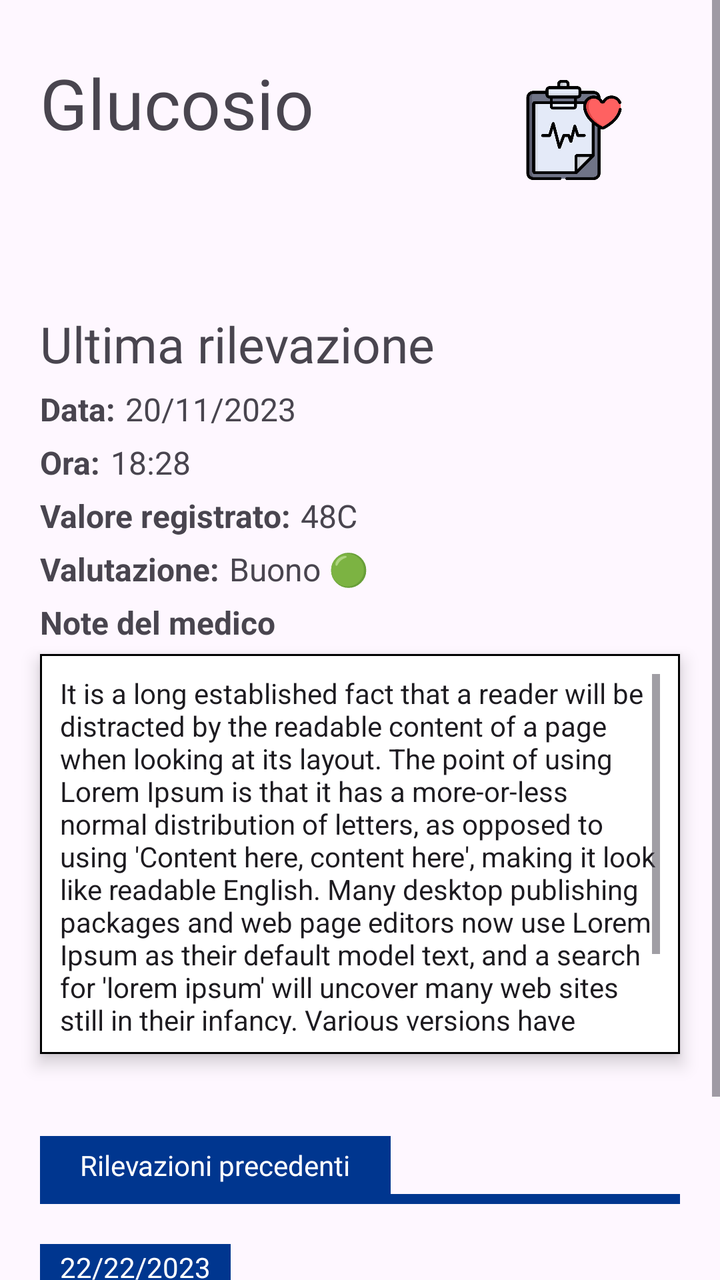
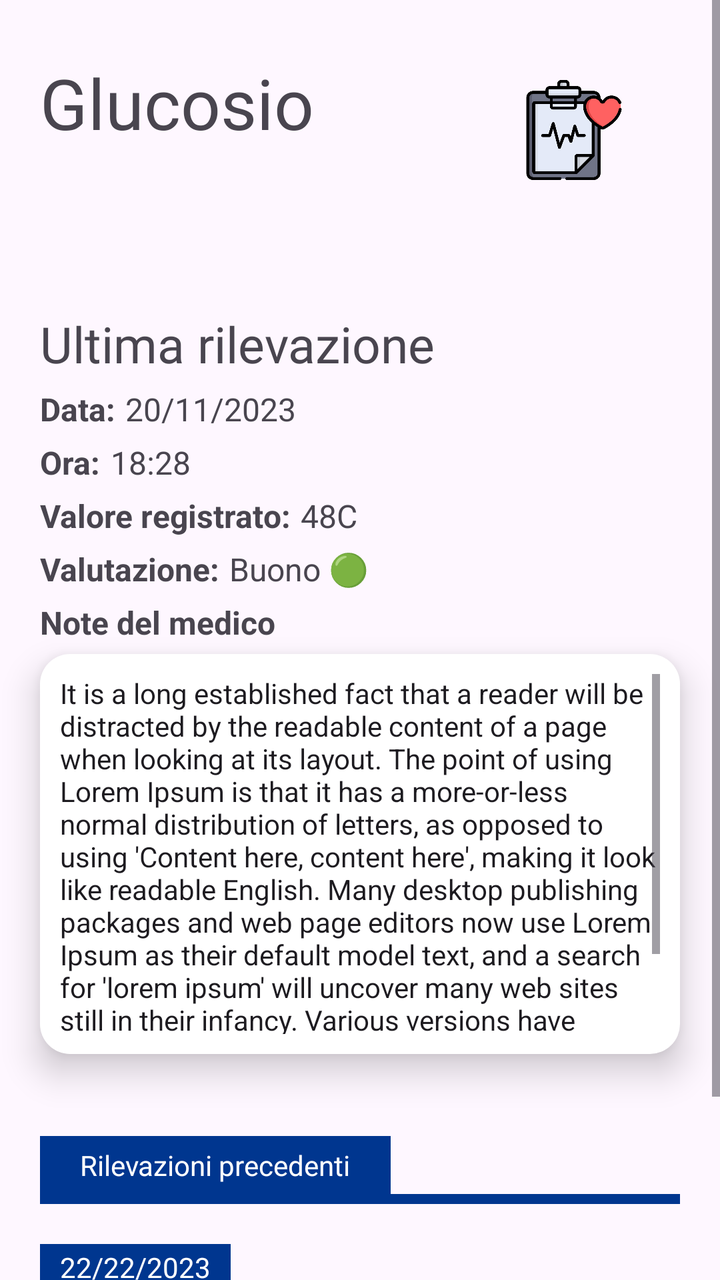

Before-and-after screenshots of an Android layout around one commit, followed by the original layout XML and the change that was made.
<!-- AndroidManifest.xml: application theme Theme.AsilApp -->
<!-- res/layout/fragment_detail_health_history.xml -->
<?xml version="1.0" encoding="utf-8"?>
<ScrollView xmlns:app="http://schemas.android.com/apk/res-auto"
    xmlns:tools="http://schemas.android.com/tools"
    android:layout_width="match_parent"
    android:layout_height="match_parent"
    xmlns:android="http://schemas.android.com/apk/res/android">
<androidx.constraintlayout.widget.ConstraintLayout
    android:layout_width="match_parent"
    android:layout_height="match_parent"
    tools:context=".view.home.DetailHealthHistoryFragment">


    <TextView
        android:id="@+id/detailHealthHistoryTitle"
        android:layout_width="270dp"
        android:layout_height="103dp"
        android:layout_marginLeft="20dp"
        android:layout_marginTop="28dp"
        android:layout_marginRight="20dp"
        android:fontFamily="@font/titillium_web_bold"
        android:text="Glucosio"
        android:textSize="@dimen/textDetailHealthHistoryTitle"
        app:layout_constraintHorizontal_bias="0.0"
        app:layout_constraintLeft_toLeftOf="parent"
        app:layout_constraintRight_toLeftOf="@+id/iconDetailTitle"
        app:layout_constraintTop_toTopOf="parent" />

    <ImageView
        android:id="@+id/iconDetailTitle"
        android:layout_width="50dp"
        android:layout_height="50dp"
        android:layout_marginTop="40dp"
        android:layout_marginRight="48dp"
        android:src="@drawable/medical_history"
        app:layout_constraintRight_toRightOf="parent"
        app:layout_constraintTop_toTopOf="parent">

    </ImageView>

    <TextView
        android:id="@+id/lastRecordHealthHistory"
        android:layout_width="wrap_content"
        android:layout_height="wrap_content"
        android:layout_marginStart="20dp"
        android:layout_marginTop="24dp"
        android:fontFamily="@font/titillium_web_bold"
        android:text="@string/lastRecordHealtHistory"
        android:textSize="25dp"
        app:layout_constraintStart_toStartOf="parent"
        app:layout_constraintTop_toBottomOf="@+id/detailHealthHistoryTitle" />


    <TextView
        android:id="@+id/dateLastRecordHealthHistoryLabel"
        android:layout_width="wrap_content"
        android:layout_height="wrap_content"
        android:layout_marginStart="20dp"
        android:layout_marginTop="5dp"
        android:text="@string/dateLastRecordHealthHistoryLabel"
        android:textSize="@dimen/valueDetailHealthHistory"
        android:textStyle="bold"
        app:layout_constraintStart_toStartOf="parent"
        app:layout_constraintTop_toBottomOf="@+id/lastRecordHealthHistory" />

    <TextView
        android:id="@+id/dateLastRecordHealthHistory"
        android:layout_width="wrap_content"
        android:layout_height="wrap_content"
        android:layout_marginLeft="5dp"
        android:layout_marginTop="5dp"
        android:text="20/11/2023"
        android:textSize="@dimen/valueDetailHealthHistory"
        app:layout_constraintLeft_toRightOf="@+id/dateLastRecordHealthHistoryLabel"
        app:layout_constraintTop_toBottomOf="@+id/lastRecordHealthHistory" />


    <TextView
        android:id="@+id/timeLastRecordHealthHistoryLabel"
        android:layout_width="wrap_content"
        android:layout_height="wrap_content"
        android:layout_marginStart="20dp"
        android:layout_marginTop="5dp"
        android:text="@string/timeLastRecordHealthHistoryLabel"
        android:textSize="@dimen/valueDetailHealthHistory"
        android:textStyle="bold"
        app:layout_constraintStart_toStartOf="parent"
        app:layout_constraintTop_toBottomOf="@+id/dateLastRecordHealthHistory" />

    <TextView
        android:id="@+id/timeLastRecordHealthHistory"
        android:layout_width="wrap_content"
        android:layout_height="wrap_content"
        android:layout_marginLeft="5dp"
        android:layout_marginTop="5dp"
        android:text="18:28"
        android:textSize="@dimen/valueDetailHealthHistory"
        app:layout_constraintLeft_toRightOf="@+id/timeLastRecordHealthHistoryLabel"
        app:layout_constraintTop_toBottomOf="@+id/dateLastRecordHealthHistory" />



    <TextView
        android:id="@+id/valueLastRecordHealthHistoryLabel"
        android:layout_width="wrap_content"
        android:layout_height="wrap_content"
        android:layout_marginStart="20dp"
        android:layout_marginTop="5dp"
        android:text="@string/valueLastRecordHealthHistoryLabel"
        android:textSize="@dimen/valueDetailHealthHistory"
        android:textStyle="bold"
        app:layout_constraintStart_toStartOf="parent"
        app:layout_constraintTop_toBottomOf="@+id/timeLastRecordHealthHistory" />

    <TextView
        android:id="@+id/valueLastRecordHealthHistory"
        android:layout_width="wrap_content"
        android:layout_height="wrap_content"
        android:layout_marginLeft="5dp"
        android:layout_marginTop="5dp"
        android:text="48"
        android:textSize="@dimen/valueDetailHealthHistory"
        app:layout_constraintLeft_toRightOf="@+id/valueLastRecordHealthHistoryLabel"
        app:layout_constraintTop_toBottomOf="@+id/timeLastRecordHealthHistory" />

    <TextView
        android:id="@+id/unityDetaildHealthHistory"
        android:layout_width="wrap_content"
        android:layout_height="wrap_content"
        android:layout_marginLeft="0dp"
        android:layout_marginTop="5dp"
        android:text="@string/unityTemperature"
        android:textSize="@dimen/valueDetailHealthHistory"
        app:layout_constraintLeft_toRightOf="@+id/valueLastRecordHealthHistory"
        app:layout_constraintTop_toBottomOf="@+id/timeLastRecordHealthHistory" />



    <TextView
        android:id="@+id/evalutationLastRecordHealthHistoryLabel"
        android:layout_width="wrap_content"
        android:layout_height="wrap_content"
        android:layout_marginStart="20dp"
        android:layout_marginTop="5dp"
        android:text="@string/evalutationLastRecordHealthHistoryLabel"
        android:textSize="@dimen/valueDetailHealthHistory"
        android:textStyle="bold"
        app:layout_constraintStart_toStartOf="parent"
        app:layout_constraintTop_toBottomOf="@+id/valueLastRecordHealthHistory" />

    <TextView
        android:id="@+id/evalutationLastRecordHealthHistory"
        android:layout_width="wrap_content"
        android:layout_height="wrap_content"
        android:layout_marginLeft="5dp"
        android:layout_marginTop="5dp"
        android:text="Buono 🟢"
        android:textSize="@dimen/valueDetailHealthHistory"
        app:layout_constraintLeft_toRightOf="@+id/evalutationLastRecordHealthHistoryLabel"
        app:layout_constraintTop_toBottomOf="@+id/valueLastRecordHealthHistory" />



    <TextView
        android:id="@+id/doctorNotesLastRecordHealthHistoryLabel"
        android:layout_width="wrap_content"
        android:layout_height="wrap_content"
        android:layout_marginStart="20dp"
        android:layout_marginTop="5dp"
        android:text="@string/doctorNotesLastRecordHealthHistoryLabel"
        android:textSize="@dimen/valueDetailHealthHistory"
        android:textStyle="bold"
        app:layout_constraintStart_toStartOf="parent"
        app:layout_constraintTop_toBottomOf="@+id/evalutationLastRecordHealthHistory" />


    <EditText
        android:id="@+id/doctorNotesLastRecordHealthHistory"
        android:elevation="5dp"
        android:padding="10dp"
        android:layout_width="match_parent"
        android:layout_height="200dp"
        android:layout_marginStart="20dp"
        android:layout_marginTop="5dp"
        android:editable="false"
        android:layout_marginEnd="20dp"
        android:background="@drawable/border"
        android:scrollbarAlwaysDrawHorizontalTrack="false"
        android:scrollbarAlwaysDrawVerticalTrack="false"
        android:scrollbars="vertical"
        android:textSize="@dimen/textSizeDoctorNotes"
        android:text="It is a long established fact that a reader will be distracted by the readable content of a page when looking at its layout. The point of using Lorem Ipsum is that it has a more-or-less normal distribution of letters, as opposed to using 'Content here, content here', making it look like readable English. Many desktop publishing packages and web page editors now use Lorem Ipsum as their default model text, and a search for 'lorem ipsum' will uncover many web sites still in their infancy. Various versions have evolved over the years, sometimes by accident, sometimes on purpose (injected humour and the like)."
        app:layout_constraintEnd_toEndOf="parent"
        app:layout_constraintStart_toStartOf="parent"
        app:layout_constraintTop_toBottomOf="@+id/doctorNotesLastRecordHealthHistoryLabel" />


    <TextView
        android:layout_width="wrap_content"
        app:layout_constraintBottom_toTopOf="@+id/blackLine"
        app:layout_constraintLeft_toLeftOf="parent"
        android:layout_marginLeft="20dp"
        android:textColor="@color/white"
        android:paddingLeft="20dp"
        android:paddingRight="20dp"
        android:paddingTop="5dp"
        android:paddingBottom="5dp"
        android:background="@color/appMainColorDark"
        android:text="Rilevazioni precedenti"
        android:layout_height="wrap_content">
    </TextView>

    <View
        android:id="@+id/blackLine"
        app:layout_constraintTop_toBottomOf="@+id/doctorNotesLastRecordHealthHistory"
        android:background="@color/appMainColorDark"
        app:layout_constraintStart_toStartOf="parent"
        app:layout_constraintEnd_toEndOf="parent"
        android:layout_marginStart="20dp"
        android:layout_marginEnd="20dp"
        android:layout_marginTop="70dp"
        android:layout_width = "match_parent"
        android:layout_height="5dp"/>






    <LinearLayout
        android:layout_width="match_parent"
        android:orientation="vertical"
        android:layout_marginLeft="20dp"
        android:layout_marginRight="20dp"
        app:layout_constraintTop_toBottomOf="@+id/blackLine"
        android:layout_height="match_parent">

        <TextView
            android:layout_width="wrap_content"
            android:layout_height="wrap_content"
            android:layout_marginTop="@dimen/marginTopHealthHistory"
            android:background="@color/appMainColorDark"
            android:paddingLeft="10dp"
            android:paddingRight="10dp"
            android:paddingTop="2dp"
            android:paddingBottom="2dp"
            android:text="22/22/2023"
            android:textColor="@color/white" />

        <View
            android:layout_width="match_parent"
            android:background="@color/appMainColorDark"
            android:layout_height="2dp"></View>

        <androidx.constraintlayout.widget.ConstraintLayout
            android:id="@+id/layoutOldHealthHistory"
            android:layout_width="match_parent"
            android:background="@color/colodOldHealthHistory"
            android:clickable="true"
            android:foreground="?android:attr/selectableItemBackground"
            android:layout_height="@dimen/heightHealthHistory"
            android:layout_marginTop="0dp">

            <TextView
                android:id="@+id/oldTitleHealthHistoryLabel"
                android:layout_width="wrap_content"
                android:layout_height="wrap_content"
                android:layout_marginLeft="20dp"
                android:layout_marginTop="20dp"
                android:fontFamily="@font/titillium_web_bold"
                android:text="@string/temperatureHealthHistory"
                android:textColor="@color/white"
                android:textSize="@dimen/textTitleHealthHistory"
                app:layout_constraintLeft_toLeftOf="parent"
                app:layout_constraintTop_toTopOf="parent" />


            <TextView
                android:id="@+id/oldTitleHealthHistory"
                android:layout_width="wrap_content"
                android:layout_height="wrap_content"
                android:layout_marginRight="5dp"
                android:layout_marginBottom="16dp"
                android:fontFamily="@font/titillium_web_bold"
                android:text="36°"
                android:textColor="@color/white"
                android:textSize="@dimen/resultHealthHistory"
                app:layout_constraintBottom_toBottomOf="parent"
                app:layout_constraintRight_toRightOf="parent" />


            <TextView
                android:id="@+id/unityOldHealthHistory"
                android:layout_width="wrap_content"
                android:layout_height="wrap_content"
                android:layout_marginRight="5dp"
                android:layout_marginBottom="3dp"
                android:fontFamily="@font/titillium_web_bold"
                android:text="@string/unityTemperature"
                android:textColor="@color/white"
                android:textSize="@dimen/resultUnityHealthHistory"
                app:layout_constraintBottom_toBottomOf="parent"
                app:layout_constraintRight_toRightOf="parent"
                app:layout_constraintTop_toBottomOf="@+id/oldTitleHealthHistory" />


            <TextView
                android:id="@+id/oldTitleHealthHistoryEvalutationLabel"
                android:layout_width="wrap_content"
                android:layout_height="wrap_content"
                android:layout_marginLeft="20dp"
                android:layout_marginBottom="25dp"
                android:text="@string/evalutationHealthHistoryLabel"
                android:textColor="@color/white"
                android:textSize="13dp"
                app:layout_constraintBottom_toBottomOf="parent"
                app:layout_constraintLeft_toLeftOf="parent" />


            <TextView
                android:id="@+id/oldTitleHealthHistoryEvalutation"
                android:layout_width="wrap_content"
                android:layout_height="wrap_content"
                android:layout_marginStart="3dp"
                android:layout_marginBottom="25dp"
                android:text="buono 🟢"
                android:textColor="@color/white"
                android:textSize="13dp"
                app:layout_constraintBottom_toBottomOf="parent"
                app:layout_constraintLeft_toLeftOf="parent"
                app:layout_constraintStart_toEndOf="@+id/oldTitleHealthHistoryEvalutationLabel" />
        </androidx.constraintlayout.widget.ConstraintLayout>
    </LinearLayout>





</androidx.constraintlayout.widget.ConstraintLayout>
</ScrollView>
<!-- resources referenced by this layout -->
<resources>
  <color name="appMainColorDark">#00368f</color>
  <color name="colodOldHealthHistory">#cfcccc</color>
  <color name="white">#FFFFFFFF</color>
  <dimen name="heightHealthHistory">100dp</dimen>
  <dimen name="marginTopHealthHistory">20dp</dimen>
  <dimen name="resultHealthHistory">50dp</dimen>
  <dimen name="resultUnityHealthHistory">13dp</dimen>
  <dimen name="textDetailHealthHistoryTitle">35dp</dimen>
  <dimen name="textSizeDoctorNotes">14dp</dimen>
  <dimen name="textTitleHealthHistory">18dp</dimen>
  <dimen name="valueDetailHealthHistory">16dp</dimen>
  <!-- drawable border (drawable) -->
  <shape xmlns:android="http://schemas.android.com/apk/res/android" android:shape="rectangle" >
      <solid android:color="@android:color/white" />
      <stroke android:width="1dip" android:color="@color/black"/>
  </shape>
  <!-- drawable medical_history: png bitmap (drawable, 22999 bytes) -->
  <string name="dateLastRecordHealthHistoryLabel">Data:</string>
  <string name="doctorNotesLastRecordHealthHistoryLabel">Note del medico</string>
  <string name="evalutationHealthHistoryLabel">Valutazione:</string>
  <string name="evalutationLastRecordHealthHistoryLabel">Valutazione:</string>
  <string name="lastRecordHealtHistory">Ultima rilevazione</string>
  <string name="temperatureHealthHistory">Temperatura corporea️</string>
  <string name="timeLastRecordHealthHistoryLabel">Ora:</string>
  <string name="unityTemperature">C</string>
  <string name="valueLastRecordHealthHistoryLabel">Valore registrato:</string>
  <style name="Theme.AsilApp" parent="Base.Theme.AsilApp" />
  <color name="black">#FF000000</color>
  <style name="Base.Theme.AsilApp" parent="Theme.Material3.DayNight.NoActionBar">
          
          
      </style>
</resources>

<!-- the commit's change to res/layout/fragment_detail_health_history.xml (unified diff, before → after) -->
@@ -14,9 +14,9 @@
         android:id="@+id/detailHealthHistoryTitle"
         android:layout_width="270dp"
         android:layout_height="103dp"
-        android:layout_marginLeft="20dp"
+        android:layout_marginLeft="@dimen/marginLeftRightDetailHealthHistory"
         android:layout_marginTop="28dp"
-        android:layout_marginRight="20dp"
+        android:layout_marginRight="@dimen/marginLeftRightDetailHealthHistory"
         android:fontFamily="@font/titillium_web_bold"
         android:text="Glucosio"
         android:textSize="@dimen/textDetailHealthHistoryTitle"
@@ -41,7 +41,7 @@
         android:id="@+id/lastRecordHealthHistory"
         android:layout_width="wrap_content"
         android:layout_height="wrap_content"
-        android:layout_marginStart="20dp"
+        android:layout_marginStart="@dimen/marginLeftRightDetailHealthHistory"
         android:layout_marginTop="24dp"
         android:fontFamily="@font/titillium_web_bold"
         android:text="@string/lastRecordHealtHistory"
@@ -54,7 +54,7 @@
         android:id="@+id/dateLastRecordHealthHistoryLabel"
         android:layout_width="wrap_content"
         android:layout_height="wrap_content"
-        android:layout_marginStart="20dp"
+        android:layout_marginStart="@dimen/marginLeftRightDetailHealthHistory"
         android:layout_marginTop="5dp"
         android:text="@string/dateLastRecordHealthHistoryLabel"
         android:textSize="@dimen/valueDetailHealthHistory"
@@ -78,7 +78,7 @@
         android:id="@+id/timeLastRecordHealthHistoryLabel"
         android:layout_width="wrap_content"
         android:layout_height="wrap_content"
-        android:layout_marginStart="20dp"
+        android:layout_marginStart="@dimen/marginLeftRightDetailHealthHistory"
         android:layout_marginTop="5dp"
         android:text="@string/timeLastRecordHealthHistoryLabel"
         android:textSize="@dimen/valueDetailHealthHistory"
@@ -139,7 +139,7 @@
         android:id="@+id/evalutationLastRecordHealthHistoryLabel"
         android:layout_width="wrap_content"
         android:layout_height="wrap_content"
-        android:layout_marginStart="20dp"
+        android:layout_marginStart="@dimen/marginLeftRightDetailHealthHistory"
         android:layout_marginTop="5dp"
         android:text="@string/evalutationLastRecordHealthHistoryLabel"
         android:textSize="@dimen/valueDetailHealthHistory"
@@ -164,7 +164,7 @@
         android:id="@+id/doctorNotesLastRecordHealthHistoryLabel"
         android:layout_width="wrap_content"
         android:layout_height="wrap_content"
-        android:layout_marginStart="20dp"
+        android:layout_marginStart="@dimen/marginLeftRightDetailHealthHistory"
         android:layout_marginTop="5dp"
         android:text="@string/doctorNotesLastRecordHealthHistoryLabel"
         android:textSize="@dimen/valueDetailHealthHistory"
@@ -175,15 +175,17 @@
 
     <EditText
         android:id="@+id/doctorNotesLastRecordHealthHistory"
-        android:elevation="5dp"
+        android:elevation="10dp"
+        android:background="@drawable/rounded"
         android:padding="10dp"
         android:layout_width="match_parent"
+        android:cursorVisible="true"
         android:layout_height="200dp"
-        android:layout_marginStart="20dp"
+        android:layout_marginStart="@dimen/marginLeftRightDetailHealthHistory"
+        android:fadeScrollbars="false"
         android:layout_marginTop="5dp"
         android:editable="false"
-        android:layout_marginEnd="20dp"
-        android:background="@drawable/border"
+        android:layout_marginEnd="@dimen/marginLeftRightDetailHealthHistory"
         android:scrollbarAlwaysDrawHorizontalTrack="false"
         android:scrollbarAlwaysDrawVerticalTrack="false"
         android:scrollbars="vertical"
@@ -198,7 +200,7 @@
         android:layout_width="wrap_content"
         app:layout_constraintBottom_toTopOf="@+id/blackLine"
         app:layout_constraintLeft_toLeftOf="parent"
-        android:layout_marginLeft="20dp"
+        android:layout_marginLeft="@dimen/marginLeftRightDetailHealthHistory"
         android:textColor="@color/white"
         android:paddingLeft="20dp"
         android:paddingRight="20dp"
@@ -215,8 +217,8 @@
         android:background="@color/appMainColorDark"
         app:layout_constraintStart_toStartOf="parent"
         app:layout_constraintEnd_toEndOf="parent"
-        android:layout_marginStart="20dp"
-        android:layout_marginEnd="20dp"
+        android:layout_marginStart="@dimen/marginLeftRightDetailHealthHistory"
+        android:layout_marginEnd="@dimen/marginLeftRightDetailHealthHistory"
         android:layout_marginTop="70dp"
         android:layout_width = "match_parent"
         android:layout_height="5dp"/>
@@ -229,8 +231,8 @@
     <LinearLayout
         android:layout_width="match_parent"
         android:orientation="vertical"
-        android:layout_marginLeft="20dp"
-        android:layout_marginRight="20dp"
+        android:layout_marginLeft="@dimen/marginLeftRightDetailHealthHistory"
+        android:layout_marginRight="@dimen/marginLeftRightDetailHealthHistory"
         app:layout_constraintTop_toBottomOf="@+id/blackLine"
         android:layout_height="match_parent">
 
@@ -264,7 +266,7 @@
                 android:id="@+id/oldTitleHealthHistoryLabel"
                 android:layout_width="wrap_content"
                 android:layout_height="wrap_content"
-                android:layout_marginLeft="20dp"
+                android:layout_marginLeft="@dimen/marginLeftRightDetailHealthHistory"
                 android:layout_marginTop="20dp"
                 android:fontFamily="@font/titillium_web_bold"
                 android:text="@string/temperatureHealthHistory"
@@ -307,7 +309,7 @@
                 android:id="@+id/oldTitleHealthHistoryEvalutationLabel"
                 android:layout_width="wrap_content"
                 android:layout_height="wrap_content"
-                android:layout_marginLeft="20dp"
+                android:layout_marginLeft="@dimen/marginLeftRightDetailHealthHistory"
                 android:layout_marginBottom="25dp"
                 android:text="@string/evalutationHealthHistoryLabel"
                 android:textColor="@color/white"
<!-- resource entries referenced after the edit -->
@@ -4,6 +4,7 @@
   <color name="colodOldHealthHistory">#cfcccc</color>
   <color name="white">#FFFFFFFF</color>
   <dimen name="heightHealthHistory">100dp</dimen>
+  <dimen name="marginLeftRightDetailHealthHistory">20dp</dimen>
   <dimen name="marginTopHealthHistory">20dp</dimen>
   <dimen name="resultHealthHistory">50dp</dimen>
   <dimen name="resultUnityHealthHistory">13dp</dimen>
@@ -11,12 +12,19 @@
   <dimen name="textSizeDoctorNotes">14dp</dimen>
   <dimen name="textTitleHealthHistory">18dp</dimen>
   <dimen name="valueDetailHealthHistory">16dp</dimen>
-  <!-- drawable border (drawable) -->
-  <shape xmlns:android="http://schemas.android.com/apk/res/android" android:shape="rectangle" >
-      <solid android:color="@android:color/white" />
-      <stroke android:width="1dip" android:color="@color/black"/>
+  <!-- drawable medical_history: png bitmap (drawable, 22999 bytes) -->
+  <!-- drawable rounded (drawable) -->
+  <?xml version="1.0" encoding="utf-8"?>
+  <shape xmlns:android="http://schemas.android.com/apk/res/android"
+      android:shape="rectangle"
+      android:padding="10dp">
+      <solid android:color="#FFFFFF" />
+      <corners
+          android:bottomRightRadius="15dp"
+          android:bottomLeftRadius="15dp"
+          android:topLeftRadius="15dp"
+          android:topRightRadius="15dp" />
   </shape>
-  <!-- drawable medical_history: png bitmap (drawable, 22999 bytes) -->
   <string name="dateLastRecordHealthHistoryLabel">Data:</string>
   <string name="doctorNotesLastRecordHealthHistoryLabel">Note del medico</string>
   <string name="evalutationHealthHistoryLabel">Valutazione:</string>
@@ -27,7 +35,6 @@
   <string name="unityTemperature">C</string>
   <string name="valueLastRecordHealthHistoryLabel">Valore registrato:</string>
   <style name="Theme.AsilApp" parent="Base.Theme.AsilApp" />
-  <color name="black">#FF000000</color>
   <style name="Base.Theme.AsilApp" parent="Theme.Material3.DayNight.NoActionBar">
           
           
